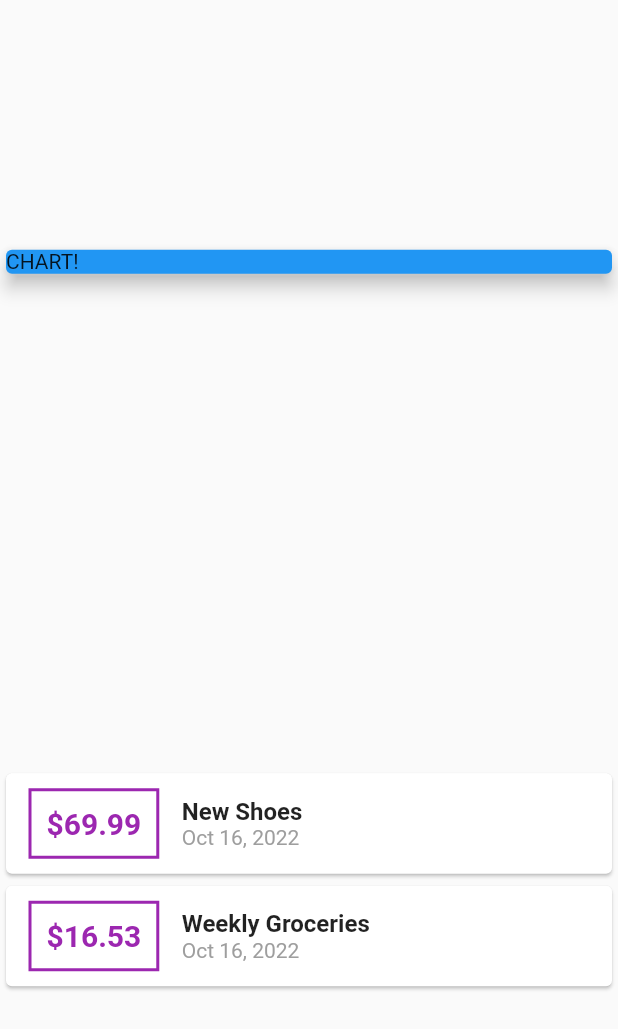
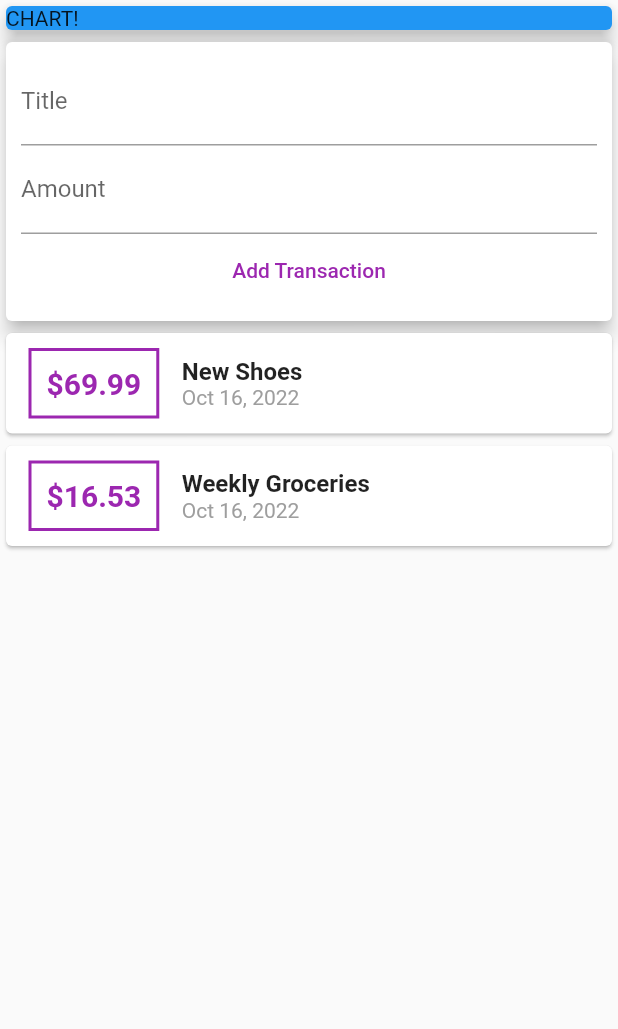
Before and after one commit to najmulmyself/FinancialApp, a Flutter app: the screen it shows after launch, on a phone screen of 412 x 824 dp. Shown: the top 1029 px of the screen. Run offline on Flutter 3.47's test engine with Material 2 defaults, Android fonts, the phone set to English and light mode, and no system bars.

Commit message:
added card

```diff
--- a/lib/widget/home_screen.dart
+++ b/lib/widget/home_screen.dart
@@ -25,7 +25,7 @@
   @override
   Widget build(BuildContext context) {
     return Column(
-      mainAxisAlignment: MainAxisAlignment.spaceAround,
+      // mainAxisAlignment: MainAxisAlignment.start,
       crossAxisAlignment: CrossAxisAlignment.stretch,
       children: <Widget>[
         Container(
@@ -34,6 +34,28 @@
             color: Colors.blue,
             child: Text('CHART!'),
             elevation: 5,
+          ),
+        ),
+        Card(
+          elevation: 5,
+          child: Container(
+            padding: EdgeInsets.all(10),
+            child: Column(
+              crossAxisAlignment: CrossAxisAlignment.center,
+              children: <Widget>[
+                TextField(
+                  decoration: InputDecoration(labelText: 'Title'),
+                ),
+                TextField(
+                  decoration: InputDecoration(labelText: 'Amount'),
+                ),
+                FlatButton(
+                  child: Text('Add Transaction'),
+                  textColor: Colors.purple,
+                  onPressed: () {},
+                ),
+              ],
+            ),
           ),
         ),
         Column(
```
